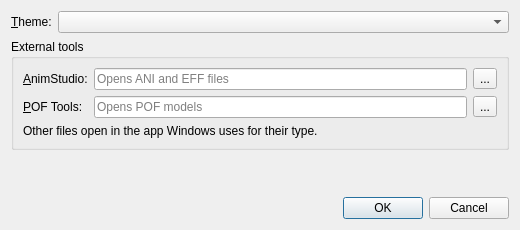
Qt form QtVP/Forms/OptionsDialog.ui (MjnMixael/QtVP) before a commit.
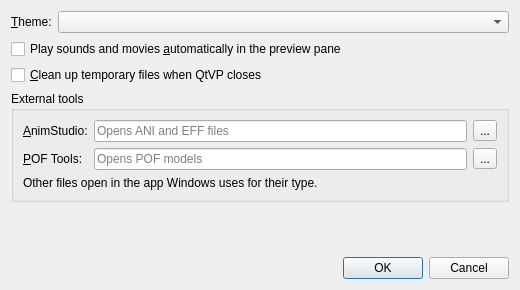
The same form after that commit.

Commit message: Add autoplay and temp cleanup options, default to dark, trim menus

Patch:
```diff
--- a/QtVP/Forms/OptionsDialog.ui
+++ b/QtVP/Forms/OptionsDialog.ui
@@ -7,7 +7,7 @@
     <x>0</x>
     <y>0</y>
     <width>520</width>
-    <height>230</height>
+    <height>290</height>
    </rect>
   </property>
   <property name="windowTitle">
@@ -29,6 +29,23 @@
      <item row="0" column="1">
       <widget class="QComboBox" name="themeCombo"/>
      </item>
+     <item row="1" column="0" colspan="2">
+      <widget class="QCheckBox" name="autoplayCheck">
+       <property name="text">
+        <string>Play sounds and movies &amp;automatically in the preview pane</string>
+       </property>
+      </widget>
+     </item>
+     <item row="2" column="0" colspan="2">
+      <widget class="QCheckBox" name="cleanupCheck">
+       <property name="text">
+        <string>&amp;Clean up temporary files when QtVP closes</string>
+       </property>
+       <property name="toolTip">
+        <string>Deletes the files this session extracted for dragging and for opening in other apps. Close those apps first if you are still editing a file.</string>
+       </property>
+      </widget>
+     </item>
     </layout>
    </item>
    <item>
```
The commit also changes 9 other files.
